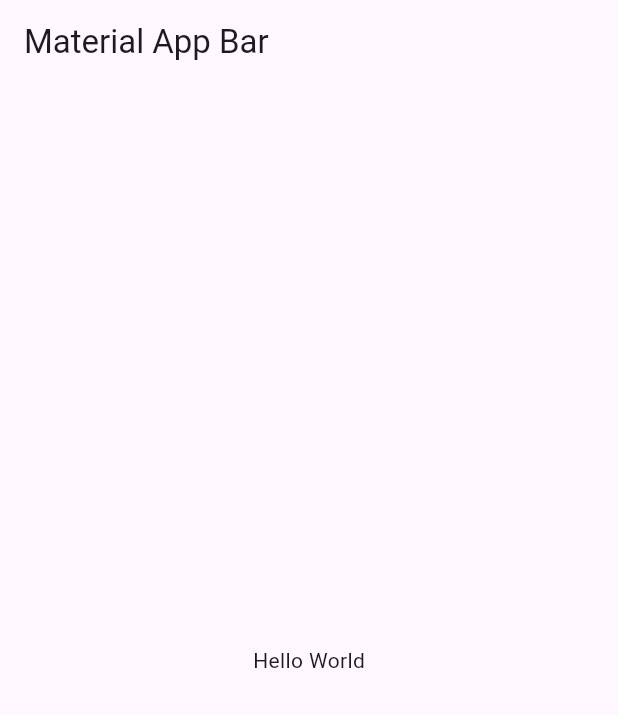
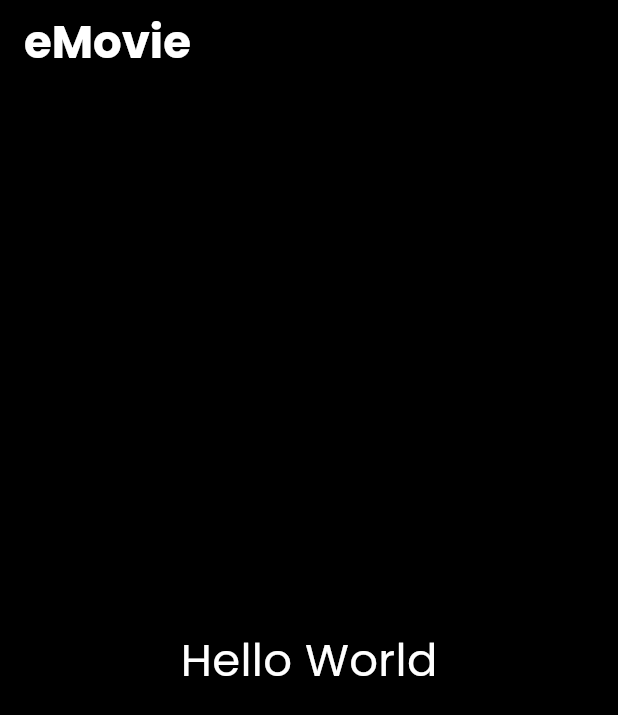
Before and after one commit to Cesart18/movie-app, a Flutter app: the screen it shows after launch, on a phone screen of 412 x 824 dp. Shown: the top 715 px of the screen. Run offline on Flutter 3.47's test engine with Material 3 defaults, Android fonts, the phone set to English and light mode, and no system bars; our stand-ins replace google_fonts.

Commit message:
feat: :sparkles: added theme

```diff
--- a/lib/main.dart
+++ b/lib/main.dart
@@ -2,4 +2,4 @@ import 'package:movie_app/src/core/ui.dart';
 
 import 'src/app.dart';
 
-void main() => runApp(const MyApp());
+void main() => runApp(const App());
--- a/lib/src/app.dart
+++ b/lib/src/app.dart
@@ -1,16 +1,23 @@
+import 'package:movie_app/src/core/theme/extended_text_theme.dart';
 import 'package:movie_app/src/core/ui.dart';
 
-class MyApp extends StatelessWidget {
-  const MyApp({super.key});
+class App extends StatelessWidget {
+  const App({super.key});
 
   @override
   Widget build(BuildContext context) {
     return MaterialApp(
-      title: 'Material App',
+      title: 'eMovie',
+      theme: AppTheme.theme(context),
       debugShowCheckedModeBanner: false,
       home: Scaffold(
-        appBar: AppBar(title: const Text('Material App Bar')),
-        body: const Center(child: Text('Hello World')),
+        appBar: AppBar(title: const Text('eMovie')),
+        body: Center(
+          child: Text(
+            'Hello World',
+            style: ExtendedTextTheme.displaySmall(context),
+          ),
+        ),
       ),
     );
   }
--- /dev/null
+++ b/lib/src/core/theme/app_theme.dart
@@ -0,0 +1,125 @@
+import 'package:flutter/material.dart';
+import 'package:movie_app/src/core/theme/extended_text_theme.dart';
+import 'package:movie_app/src/core/variables/values/color_values.dart';
+import 'package:movie_app/src/core/variables/values/text_values.dart';
+import 'package:movie_app/src/core/variables/values/width_values.dart';
+
+class AppTheme {
+  static ThemeData theme(BuildContext context) {
+    final brightness = Theme.of(context).brightness;
+
+    return ThemeData(
+      brightness: brightness,
+      primaryColor: ColorValues.bgPrimary(context),
+      appBarTheme: _CustomThemeValues.appBarTheme(context),
+      scaffoldBackgroundColor: ColorValues.bgPrimary(context),
+      textTheme: _CustomThemeValues.textTheme(context),
+      elevatedButtonTheme: _CustomThemeValues.elevatedButtonTheme(context),
+      outlinedButtonTheme: _CustomThemeValues.outlinedButtonTheme(context),
+      iconTheme: _CustomThemeValues.iconTheme(context),
+      canvasColor: ColorValues.bgSecondary(context),
+    );
+  }
+}
+
+class _CustomThemeValues {
+  static TextTheme textTheme(BuildContext context) =>
+      TextValues.fontFamily(context).copyWith(
+        displayLarge: TextStyle(
+          color: ColorValues.textPrimary(context),
+          fontWeight: TextValues.bold,
+          fontSize: TextValues.displayMd,
+        ),
+        displayMedium: TextStyle(
+          color: ColorValues.textPrimary(context),
+          fontWeight: TextValues.bold,
+          fontSize: TextValues.displaySm,
+        ),
+        displaySmall: TextStyle(
+          color: ColorValues.textPrimary(context),
+          fontWeight: TextValues.bold,
+          fontSize: TextValues.displayXs,
+        ),
+        titleLarge: TextStyle(
+          color: ColorValues.textPrimary(context),
+          fontWeight: TextValues.bold,
+          fontSize: TextValues.displayXs,
+        ),
+        titleSmall: TextStyle(
+          color: ColorValues.textPrimary(context),
+          fontWeight: TextValues.semibold,
+          fontSize: TextValues.textXl,
+        ),
+        headlineMedium: TextStyle(
+          color: ColorValues.textSecondary(context),
+          fontWeight: TextValues.semibold,
+          fontSize: TextValues.textLg,
+        ),
+        bodyMedium: TextStyle(
+          color: ColorValues.textSecondary(context),
+          fontWeight: TextValues.regular,
+          fontSize: TextValues.textSm,
+        ),
+        bodySmall: TextStyle(
+          color: ColorValues.textSecondary(context),
+          fontWeight: TextValues.regular,
+          fontSize: TextValues.textXs,
+        ),
+      );
+
+  static ElevatedButtonThemeData elevatedButtonTheme(BuildContext context) =>
+      ElevatedButtonThemeData(
+        style: const ButtonStyle().merge(
+          ElevatedButton.styleFrom(
+            elevation: 0,
+            padding: EdgeInsets.symmetric(
+              vertical: WidthValues.spacing2Md,
+              horizontal: WidthValues.spacingXl,
+            ),
+            shape: RoundedRectangleBorder(
+              borderRadius: BorderRadius.circular(WidthValues.radiusMd),
+            ),
+            backgroundColor: ColorValues.buttonPrimaryBg(context),
+            foregroundColor: ColorValues.buttonPrimaryFg(context),
+            textStyle: const TextStyle(
+              fontWeight: TextValues.semibold,
+              fontSize: TextValues.textMd,
+            ),
+          ),
+        ),
+      );
+
+  static OutlinedButtonThemeData outlinedButtonTheme(BuildContext context) =>
+      OutlinedButtonThemeData(
+        style: OutlinedButton.styleFrom(
+          padding: EdgeInsets.symmetric(
+            vertical: WidthValues.spacingMd,
+            horizontal: WidthValues.spacingXl,
+          ),
+          foregroundColor: ColorValues.buttonSecondaryFg(context),
+          side: BorderSide(
+            color: ColorValues.borderPrimary(context),
+            width: 1.5,
+          ),
+          shape: RoundedRectangleBorder(
+            borderRadius: BorderRadius.circular(WidthValues.radiusMd),
+          ),
+          textStyle: const TextStyle(
+            fontWeight: TextValues.semibold,
+            fontSize: TextValues.textMd,
+          ),
+        ),
+      );
+
+  static IconThemeData iconTheme(BuildContext context) =>
+      IconThemeData(color: ColorValues.featuredIconFgBrand(context), size: 24);
+
+  static AppBarTheme appBarTheme(BuildContext context) => AppBarTheme(
+    backgroundColor: ColorValues.bgPrimary(context),
+    elevation: 0,
+    titleTextStyle: ExtendedTextTheme.displaySmall(
+      context,
+    ).copyWith(fontWeight: TextValues.bold),
+    actionsIconTheme: IconThemeData(color: ColorValues.textPrimary(context)),
+  );
+}
--- /dev/null
+++ b/lib/src/core/theme/extended_text_theme.dart
@@ -0,0 +1,83 @@
+// ignore_for_file: public_member_api_docs, sort_constructors_first
+import 'package:flutter/material.dart';
+import 'package:movie_app/src/core/variables/values/color_values.dart';
+import 'package:movie_app/src/core/variables/values/text_values.dart';
+
+extension ExtendedTextTheme on TextTheme {
+  static TextStyle displayTwoExtraLarge(BuildContext context) =>
+      TextValues.fontFamilyStyle(
+        fontSize: TextValues.display2xl,
+        fontWeight: TextValues.regular,
+        color: ColorValues.textPrimary(context),
+      );
+
+  static TextStyle displayExtraLarge(BuildContext context) =>
+      TextValues.fontFamilyStyle(
+        fontSize: TextValues.displayXl,
+        fontWeight: TextValues.regular,
+        color: ColorValues.textPrimary(context),
+      );
+
+  static TextStyle displayLarge(BuildContext context) =>
+      TextValues.fontFamilyStyle(
+        fontSize: TextValues.displayLg,
+        fontWeight: TextValues.regular,
+        color: ColorValues.textPrimary(context),
+      );
+
+  static TextStyle displayMedium(BuildContext context) =>
+      TextValues.fontFamilyStyle(
+        fontSize: TextValues.displayMd,
+        fontWeight: TextValues.regular,
+        color: ColorValues.textPrimary(context),
+      );
+
+  static TextStyle displaySmall(BuildContext context) =>
+      TextValues.fontFamilyStyle(
+        fontSize: TextValues.displaySm,
+        fontWeight: TextValues.regular,
+        color: ColorValues.textPrimary(context),
+      );
+
+  static TextStyle displayExtraSmall(BuildContext context) =>
+      TextValues.fontFamilyStyle(
+        fontSize: TextValues.displayXs,
+        fontWeight: TextValues.regular,
+        color: ColorValues.textPrimary(context),
+      );
+
+  static TextStyle textExtraLarge(BuildContext context) =>
+      TextValues.fontFamilyStyle(
+        fontSize: TextValues.textXl,
+        fontWeight: TextValues.regular,
+        color: ColorValues.textPrimary(context),
+      );
+
+  static TextStyle textLarge(BuildContext context) =>
+      TextValues.fontFamilyStyle(
+        fontSize: TextValues.textLg,
+        fontWeight: TextValues.regular,
+        color: ColorValues.textPrimary(context),
+      );
+
+  static TextStyle textMedium(BuildContext context) =>
+      TextValues.fontFamilyStyle(
+        fontSize: TextValues.textMd,
+        fontWeight: TextValues.regular,
+        color: ColorValues.textPrimary(context),
+      );
+
+  static TextStyle textSmall(BuildContext context) =>
+      TextValues.fontFamilyStyle(
+        fontSize: TextValues.textSm,
+        fontWeight: TextValues.regular,
+        color: ColorValues.textPrimary(context),
+      );
+
+  static TextStyle textExtraSmall(BuildContext context) =>
+      TextValues.fontFamilyStyle(
+        fontSize: TextValues.textXs,
+        fontWeight: TextValues.regular,
+        color: ColorValues.textPrimary(context),
+      );
+}
--- a/lib/src/core/ui.dart
+++ b/lib/src/core/ui.dart
@@ -1 +1,5 @@
 export 'package:flutter/material.dart';
+export 'theme/app_theme.dart';
+export 'variables/values/width_values.dart';
+export 'variables/values/color_values.dart';
+export 'variables/values/text_values.dart';
--- /dev/null
+++ b/lib/src/core/variables/values/color_values.dart
@@ -0,0 +1,143 @@
+// ignore_for_file: public_member_api_docs, sort_constructors_first
+import 'package:flutter/material.dart';
+part 'package:movie_app/src/core/variables/constants/color_constants.dart';
+
+class ColorValues {
+  // -------------------------------------------------------
+  // <---------------- Text color values ------------------>
+  // -------------------------------------------------------
+  // ----- Use text color variables to manage all text -----
+  // ------- fill colors in your designs across light ------
+  // ------------------- and dark modes. -------------------
+  // -------------------------------------------------------
+
+  static final _textPrimary = _ColorScheme(light: Colors.white);
+
+  static final _textSecondary = _ColorScheme(light: Colors.black);
+
+  /// Primary text such as page headings.
+  static Color textPrimary(BuildContext context) =>
+      _textPrimary.getColor(context);
+
+  /// Secondary text such as labels and section headings.
+  static Color textSecondary(BuildContext context) =>
+      _textSecondary.getColor(context);
+
+  // ---------------------------------------------------------
+  // <---------------- Border color values ------------------>
+  // ---------------------------------------------------------
+  // ---- Use border color variables to manage all stroke ----
+  // -- colors in your designs across light and dark modes. --
+  // ---------------------------------------------------------
+
+  static final _borderPrimary = _ColorScheme(
+    light: _ColorConstants.grayLight.shade300,
+  );
+
+  /// High contrast borders. These are used for components such as input fields,
+  ///  button groups, and checkboxes.
+  static Color borderPrimary(BuildContext context) =>
+      _borderPrimary.getColor(context);
+
+  // -------------------------------------------------------------
+  // <---------------- Foreground color values ------------------>
+  // -------------------------------------------------------------
+  // -------- Use foreground color variables to manage all -------
+  // ---- non-text foreground elements in your designs across ----
+  // ------------------- light and dark modes. -------------------
+  // -------------------------------------------------------------
+
+  static final _fgPrimary = _ColorScheme(light: Colors.white);
+
+  static final _fgSecondary = _ColorScheme(light: Colors.black);
+
+  static final _fgWhite = _ColorScheme(light: Colors.white);
+
+  /// Highest contrast non-text foreground elements such as icons.
+  static Color fgPrimary(BuildContext context) => _fgPrimary.getColor(context);
+
+  /// High contrast non-text foreground elements such as icons.
+  static Color fgSecondary(BuildContext context) =>
+      _fgSecondary.getColor(context);
+
+  /// Foreground elements that are always white, regardless of the mode.
+  static Color fgWhite(BuildContext context) => _fgWhite.getColor(context);
+
+  // -------------------------------------------------------------
+  // <---------------- Background color values ------------------>
+  // -------------------------------------------------------------
+  // - Use background color variables to manage all fill colors  -
+  // - for elements in your designs across light and dark modes. -
+  // -------------------------------------------------------------
+
+  static final _bgPrimary = _ColorScheme(light: Colors.black);
+
+  static final _bgSecondary = _ColorScheme(light: Colors.white);
+
+  /// The primary background color (white) used across all layouts and
+  /// components.
+  static Color bgPrimary(BuildContext context) => _bgPrimary.getColor(context);
+
+  /// The secondary background color used to create contrast against white
+  /// backgrounds, such as website section backgrounds.
+  static Color bgSecondary(BuildContext context) =>
+      _bgSecondary.getColor(context);
+
+  // ---------------------------------------------------------
+  // <---------------- Button color values ------------------>
+  // ---------------------------------------------------------
+  // ---- Use this colors for any button used in the app. ----
+  // ------ This includes and is not limited to elevated -----
+  // ----------- buttons, outlined buttons and cta. ----------
+  // ---------------------------------------------------------
+
+  static final _buttonPrimaryBg = _ColorScheme(
+    light: _ColorConstants.brandColor.shade600,
+  );
+
+  static final _buttonPrimaryFg = _ColorScheme(light: Colors.white);
+
+  static final _buttonSecondaryBg = _ColorScheme(light: Colors.white);
+
+  static final _buttonSecondaryFg = _ColorScheme(light: Colors.black);
+
+  /// Primary button background color.
+  static Color buttonPrimaryBg(BuildContext context) =>
+      _buttonPrimaryBg.getColor(context);
+
+  /// Primary button foreground color.
+  static Color buttonPrimaryFg(BuildContext context) =>
+      _buttonPrimaryFg.getColor(context);
+
+  /// Secondary button background color.
+  static Color buttonSecondaryBg(BuildContext context) =>
+      _buttonSecondaryBg.getColor(context);
+
+  /// Secondary button foreground color.
+  static Color buttonSecondaryFg(BuildContext context) =>
+      _buttonSecondaryFg.getColor(context);
+
+  // -------------------------------------------------------
+  // <---------------- Icon color values ------------------>
+  // -------------------------------------------------------
+  // ---- Use this colors for any icons used in the app. ---
+  // -------------------------------------------------------
+
+  static final _featuredIconFgBrand = _ColorScheme(
+    light: _ColorConstants.brandColor.shade600,
+  );
+
+  /// Primary brand color foreground for featured icons.
+  static Color featuredIconFgBrand(BuildContext context) =>
+      _featuredIconFgBrand.getColor(context);
+}
+
+class _ColorScheme {
+  final Color light;
+
+  _ColorScheme({required this.light});
+
+  Color getColor(BuildContext context) {
+    return light;
+  }
+}
--- /dev/null
+++ b/lib/src/core/variables/values/text_values.dart
@@ -0,0 +1,90 @@
+import 'package:flutter/material.dart';
+import 'package:google_fonts/google_fonts.dart';
+
+class TextValues {
+  // -------------------------------------------------
+  // <---------------- Font sizing ------------------>
+  // -------------------------------------------------
+
+  /// Text size for small text (12)
+  static const double textXs = 12;
+
+  /// Text size for small text (14)
+  static const double textSm = 14;
+
+  /// Text size for medium text (16)
+  static const double textMd = 16;
+
+  /// Text size for large text (18)
+  static const double textLg = 18;
+
+  /// Text size for extra large text (20)
+  static const double textXl = 20;
+
+  /// Text size for extra small display text / title (24)
+  static const double displayXs = 24;
+
+  /// Text size for small display text / title (30)
+  static const double displaySm = 30;
+
+  /// Text size for medium display text / title (36)
+  static const double displayMd = 36;
+
+  /// Text size for large display text / title (48)
+  static const double displayLg = 48;
+
+  /// Text size for extra large display text / title (60)
+  static const double displayXl = 60;
+
+  /// Text size for extra extra large display text / title (72)
+  static const double display2xl = 72;
+
+  // -------------------------------------------------
+  // <---------------- Font family ------------------>
+  // -------------------------------------------------
+
+  /// Font family for all text inside the app.
+  // Replace this with your desired font family.
+
+  static TextTheme fontFamily(BuildContext context) =>
+      GoogleFonts.poppinsTextTheme(Theme.of(context).textTheme);
+
+  static TextStyle Function({
+    Paint? background,
+    Color? backgroundColor,
+    Color? color,
+    TextDecoration? decoration,
+    Color? decorationColor,
+    TextDecorationStyle? decorationStyle,
+    double? decorationThickness,
+    List<FontFeature>? fontFeatures,
+    double? fontSize,
+    FontStyle? fontStyle,
+    FontWeight? fontWeight,
+    Paint? foreground,
+    double? height,
+    double? letterSpacing,
+    Locale? locale,
+    List<Shadow>? shadows,
+    TextBaseline? textBaseline,
+    TextStyle? textStyle,
+    double? wordSpacing,
+  })
+  get fontFamilyStyle => GoogleFonts.poppins;
+
+  // -------------------------------------------------
+  // <---------------- Font weight ------------------>
+  // -------------------------------------------------
+
+  /// Regular font weight (400)
+  static const regular = FontWeight.w400;
+
+  /// Medium font weight (500)
+  static const medium = FontWeight.w500;
+
+  /// Semibold font weight (600)
+  static const semibold = FontWeight.w600;
+
+  /// Bold font weight (700)
+  static const bold = FontWeight.w700;
+}
```
Also changed, not shown: lib/src/core/variables/constants/color_constants.dart (added, +41 -0 lines), lib/src/core/variables/constants/width_constants.dart (added, +56 -0 lines), lib/src/core/variables/values/width_values.dart (added, +115 -0 lines), pubspec.yaml (+5 -11 lines), pubspec.lock, 7 other files.
